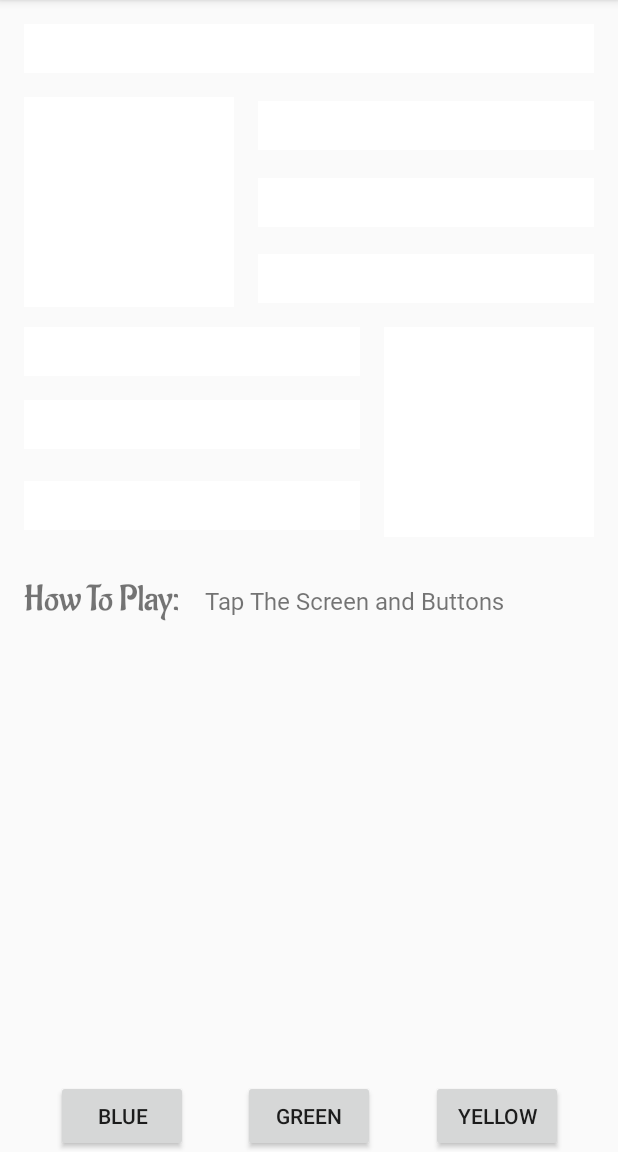
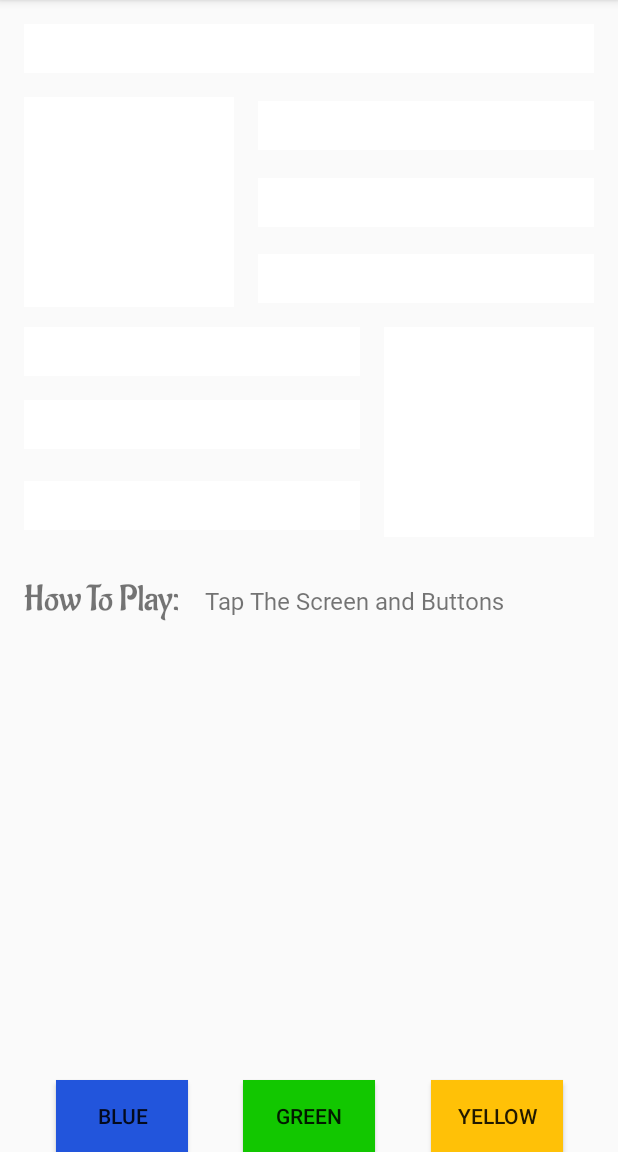
Before and after one commit to InquisitiveMindHasToKnow/ArtOfficialFun, an Android app: the screen it shows after launch (MainActivity), on a phone screen of 412 x 824 dp, the part 84-1236 px from its top. Run offline under Robolectric (Android 15) with nearby library versions, the phone set to English and light mode, and no system bars; Roboto replaces fonts that are not available here.

Commit message:
Made main activity layout a scrollview so everything is visible on screen rotation.

```diff
--- a/app/src/main/res/layout/activity_main.xml
+++ b/app/src/main/res/layout/activity_main.xml
@@ -1,11 +1,16 @@
 <?xml version="1.0" encoding="utf-8"?>
-<androidx.constraintlayout.widget.ConstraintLayout xmlns:android="http://schemas.android.com/apk/res/android"
+<ScrollView xmlns:android="http://schemas.android.com/apk/res/android"
     xmlns:app="http://schemas.android.com/apk/res-auto"
     xmlns:tools="http://schemas.android.com/tools"
+    android:layout_width="match_parent"
+    android:layout_height="match_parent"
+    android:fillViewport="true"
+    tools:context=".MainActivity">
+
+    <androidx.constraintlayout.widget.ConstraintLayout
         android:id="@+id/main_activity_constraint_layout"
         android:layout_width="match_parent"
-    android:layout_height="match_parent"
-    tools:context=".MainActivity">
+        android:layout_height="wrap_content">
 
         <TextView
             android:id="@+id/box_one_text"
@@ -130,9 +135,9 @@
             android:id="@+id/label_textview"
             android:layout_width="0dp"
             android:layout_height="wrap_content"
+            android:layout_marginStart="16dp"
             android:fontFamily="@font/aladin"
             android:text="@string/how_to_play"
-        android:layout_marginStart="16dp"
             android:textSize="24sp"
             app:layout_constraintBaseline_toBaselineOf="@+id/info_textview"
             app:layout_constraintStart_toStartOf="parent" />
@@ -157,6 +162,7 @@
             android:layout_width="wrap_content"
             android:layout_height="wrap_content"
             android:layout_marginStart="16dp"
+            android:background="@color/blue_color"
             android:text="@string/blue_button"
             app:layout_constraintBaseline_toBaselineOf="@+id/green_button"
             app:layout_constraintEnd_toStartOf="@+id/green_button"
@@ -169,6 +175,7 @@
             android:layout_height="wrap_content"
             android:layout_marginStart="16dp"
             android:layout_marginEnd="16dp"
+            android:background="@color/green_color"
             android:text="@string/green_button"
             app:layout_constraintBottom_toBottomOf="parent"
             app:layout_constraintEnd_toStartOf="@+id/yellow_button"
@@ -182,6 +189,7 @@
             android:layout_width="wrap_content"
             android:layout_height="wrap_content"
             android:layout_marginEnd="16dp"
+            android:background="@color/yellow_color"
             android:text="@string/yellow_button"
             app:layout_constraintBaseline_toBaselineOf="@+id/green_button"
             app:layout_constraintEnd_toEndOf="parent"
@@ -189,3 +197,4 @@
             app:layout_constraintStart_toEndOf="@+id/green_button" />
 
     </androidx.constraintlayout.widget.ConstraintLayout>
+</ScrollView>
```
Lines whose indentation alone changed are shown as unchanged.
